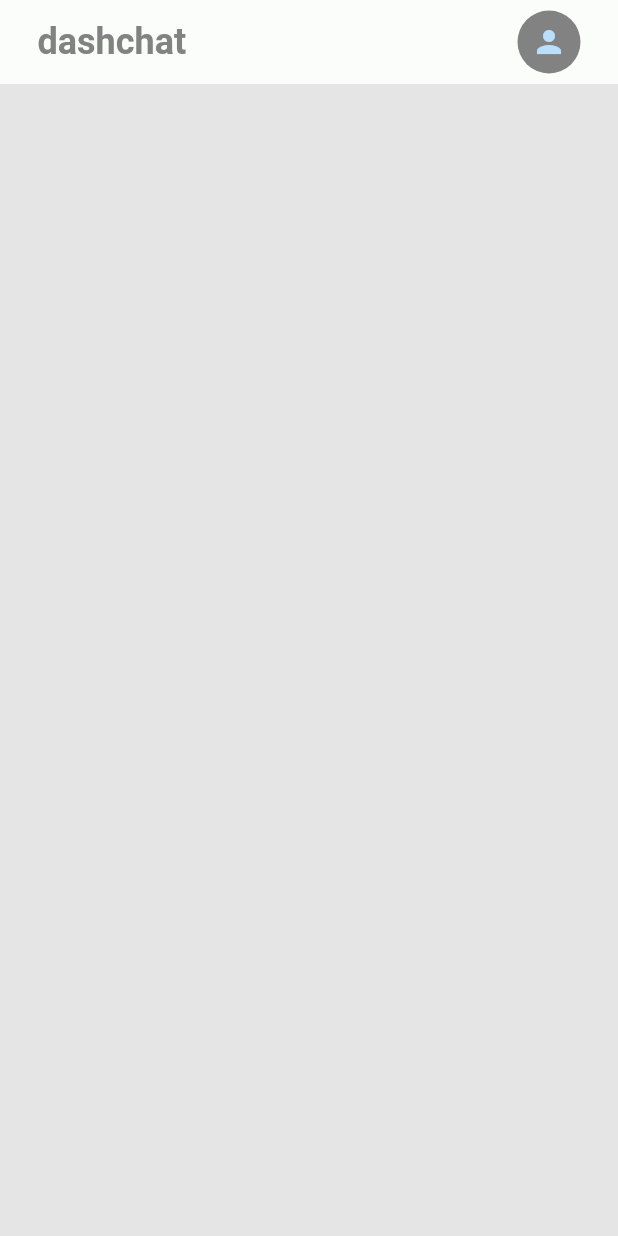
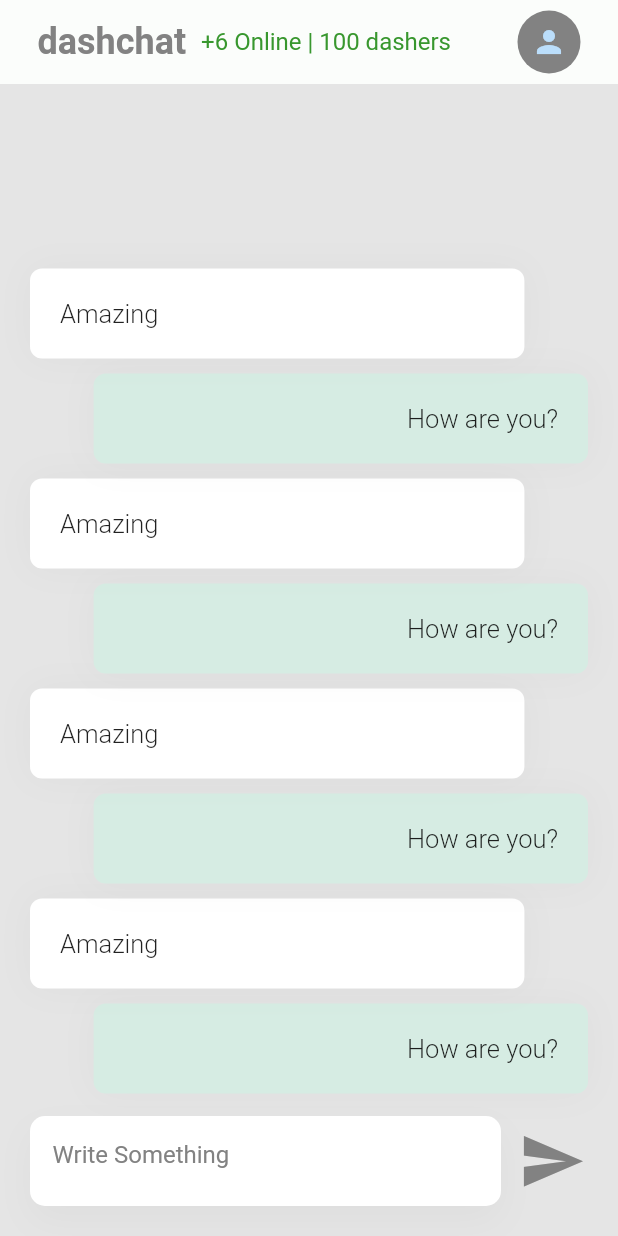
Before and after one commit to momshaddinury/dash-chat, a Flutter app: the screen it shows after launch, after a tap on "Dash In", on a phone screen of 412 x 824 dp. Run offline on Flutter 3.47's test engine with Material 2 defaults, Android fonts, the light colour scheme and no system bars; our stand-ins replace dotted_border.

Commit message:
#2 chat ui

```diff
--- a/dash_chat_app/lib/features/chat/chat_model.dart
+++ b/dash_chat_app/lib/features/chat/chat_model.dart
@@ -0,0 +1,7 @@
+class ChatModel {
+  final String id;
+  final String sender;
+  final String message;
+
+  ChatModel(this.id, this.sender, this.message,);
+}
--- a/dash_chat_app/lib/features/chat/chat_repository.dart
+++ b/dash_chat_app/lib/features/chat/chat_repository.dart
@@ -0,0 +1,26 @@
+import 'package:dash_chat_app/features/chat/chat_model.dart';
+
+abstract class IChatRepository {
+  Stream<List<ChatModel>> getMessages();
+}
+
+class MockChatRepository implements IChatRepository{
+
+  final List<ChatModel> messages = [
+    ChatModel('3j4231jsx12343', 'my@email.com', 'How are you?'),
+    ChatModel('3j4231jsx12343', 'someone@gmail.com', 'Amazing'),
+    ChatModel('3j4231jsx12343', 'my@email.com', 'How are you?'),
+    ChatModel('3j4231jsx12343', 'someone@gmail.com', 'Amazing'),
+    ChatModel('3j4231jsx12343', 'my@email.com', 'How are you?'),
+    ChatModel('3j4231jsx12343', 'someone@gmail.com', 'Amazing'),
+    ChatModel('3j4231jsx12343', 'my@email.com', 'How are you?'),
+    ChatModel('3j4231jsx12343', 'someone@gmail.com', 'Amazing'),
+  ];
+
+  @override
+  Stream<List<ChatModel>> getMessages() async*{
+    // await Future<void>.delayed(const Duration(seconds: 1));
+    yield messages;
+  }
+
+}
--- a/dash_chat_app/lib/features/chat/chat_screen.dart
+++ b/dash_chat_app/lib/features/chat/chat_screen.dart
@@ -1,22 +1,46 @@
+import 'package:dash_chat_app/features/chat/chat_model.dart';
+import 'package:dash_chat_app/features/chat/chat_view_model.dart';
 import 'package:dash_chat_app/features/profile/profile_screen.dart';
 import 'package:dash_chat_app/styles/k_colors.dart';
 import 'package:dash_chat_app/styles/k_text_style.dart';
 import 'package:flutter/material.dart';
 
-class ChatScreen extends StatelessWidget {
+class ChatScreen extends StatefulWidget {
   const ChatScreen({Key? key}) : super(key: key);
+
+  @override
+  State<ChatScreen> createState() => _ChatScreenState();
+}
+
+class _ChatScreenState extends State<ChatScreen> {
+  final ChatViewModel _chatViewModel = ChatViewModel();
 
   @override
   Widget build(BuildContext context) {
     return Scaffold(
       appBar: AppBar(
         backgroundColor: KColors.chatAppBarBackground,
-        title: Text(
-          "dashchat",
-          style: KTextStyle.body1.copyWith(
-            fontWeight: FontWeight.bold,
-            color: KColors.secondary,
-          ),
+        title: Row(
+          children: [
+            Text(
+              "dashchat",
+              style: KTextStyle.body1.copyWith(
+                fontWeight: FontWeight.bold,
+                color: KColors.secondary,
+              ),
+            ),
+            const SizedBox(
+              width: 10.0,
+            ),
+            Expanded(
+              child: Text(
+                '+6 Online | 100 dashers',
+                style: KTextStyle.subtitle2.copyWith(
+                  color: KColors.primary,
+                ),
+              ),
+            )
+          ],
         ),
         titleSpacing: 25,
         leadingWidth: 0,
@@ -26,7 +50,10 @@ class ChatScreen extends StatelessWidget {
             padding: const EdgeInsets.only(right: 25.0),
             child: InkWell(
               onTap: () {
-                Navigator.push(context, MaterialPageRoute(builder: (context) => const ProfileScreen()));
+                Navigator.push(
+                    context,
+                    MaterialPageRoute(
+                        builder: (context) => const ProfileScreen()));
               },
               child: const CircleAvatar(
                 child: Icon(Icons.person),
@@ -38,9 +65,134 @@ class ChatScreen extends StatelessWidget {
         ],
       ),
       backgroundColor: KColors.chatScreenBackground,
-      body: SingleChildScrollView(
-        child: Container(),
+      body: SafeArea(
+        child: Padding(
+          padding: const EdgeInsets.all(20.0),
+          child: Column(
+            children: [
+              /// Chat ListView
+              Expanded(
+                child: StreamBuilder(
+                  stream: _chatViewModel.messages,
+                  builder: (BuildContext context,
+                      AsyncSnapshot<List<ChatModel>> snapshot) {
+                    if (snapshot.data == null) {
+                      return const Center(
+                        child: CircularProgressIndicator(
+                          color: KColors.primary,
+                        ),
+                      );
+                    }
+
+                    return ListView.builder(
+                        reverse: true,
+                        itemCount: snapshot.data?.length ?? 0,
+                        itemBuilder: (_, i) =>
+                            ChatRow(chat: snapshot.data![i]));
+                  },
+                ),
+              ),
+              const SizedBox(height: 10.0,),
+              /// Message Input
+              Row(
+                children:  [
+                  const Expanded(
+                    child: MessageTextField(),
+                  ),
+                  const SizedBox(width: 10.0,),
+                  IconButton(
+                    padding: const EdgeInsets.all(0.0),
+                    icon: const Icon(Icons.send,size: 45,),
+                    color: KColors.secondary,
+                    onPressed: () {  },),
+                ],
+              )
+            ],
+          ),
+        ),
       ),
     );
   }
 }
+
+class MessageTextField extends StatelessWidget{
+  const MessageTextField({Key? key}) : super(key: key);
+
+  @override
+  Widget build(BuildContext context) {
+    return Container(
+      height: 60,
+      padding: const EdgeInsets.all(15.0),
+      decoration: BoxDecoration(
+        borderRadius: BorderRadius.circular(10),
+        color: KColors.white,
+        boxShadow: [
+          BoxShadow(
+            color: Colors.grey.withOpacity(0.10),
+            spreadRadius: 0,
+            blurRadius: 20,
+            offset: const Offset(0, 10), // changes position of shadow
+          ),
+        ],
+      ),
+      child: Center(
+        child: TextFormField(
+            textAlignVertical: TextAlignVertical.center,
+            style: KTextStyle.subtitle2.copyWith(color: KColors.secondary),
+            decoration: InputDecoration(
+              border: InputBorder.none,
+              hintStyle: KTextStyle.subtitle2.copyWith(color: KColors.secondary),
+              hintText: 'Write Something',
+
+
+            )),
+      ),
+    );
+  }
+}
+
+class ChatRow extends StatelessWidget {
+  final ChatModel chat;
+  final borderRadius = 8.0;
+
+  const ChatRow({Key? key, required this.chat}) : super(key: key);
+
+  @override
+  Widget build(BuildContext context) {
+    final bool isMe = chat.sender == 'my@email.com';
+
+    return Column(
+      crossAxisAlignment:
+          isMe ? CrossAxisAlignment.end : CrossAxisAlignment.start,
+      children: [
+        Padding(
+          padding: const EdgeInsets.symmetric(vertical: 5.0),
+          child: SizedBox(
+            width: MediaQuery.of(context).size.width * 0.80,
+            child: Container(
+              padding: const EdgeInsets.all(20.0),
+              decoration: BoxDecoration(
+                boxShadow: [
+                  BoxShadow(
+                    color: Colors.grey.withOpacity(0.10),
+                    spreadRadius: 0,
+                    blurRadius: 20,
+                  ),
+                ],
+                borderRadius: BorderRadius.all(Radius.circular(borderRadius)),
+                color: isMe
+                    ? KColors.chatSelfBubbleColor
+                    : KColors.chatOthersBubbleColor,
+              ),
+              child: Text(
+                chat.message,
+                style: KTextStyle.subtitle1,
+                textAlign: isMe ? TextAlign.right : TextAlign.left,
+              ),
+            ),
+          ),
+        ),
+      ],
+    );
+  }
+}
--- a/dash_chat_app/lib/features/chat/chat_view_model.dart
+++ b/dash_chat_app/lib/features/chat/chat_view_model.dart
@@ -0,0 +1,12 @@
+import 'dart:async';
+
+import 'package:dash_chat_app/features/chat/chat_model.dart';
+import 'package:dash_chat_app/features/chat/chat_repository.dart';
+
+class ChatViewModel {
+  final IChatRepository _repo = MockChatRepository();
+
+  Stream<List<ChatModel>> get messages => _repo.getMessages();
+
+
+}
--- a/dash_chat_app/lib/styles/k_colors.dart
+++ b/dash_chat_app/lib/styles/k_colors.dart
@@ -10,5 +10,8 @@ class KColors {
   /// Chat
   static const chatAppBarBackground = Color(0xFFFBFDFB);
   static const chatScreenBackground = Color(0xFFE5E5E5);
+  static const chatSelfBubbleColor = Color(0xFFD6ECE3);
+  static const chatOthersBubbleColor = Color(0xFFFFFFFF);
+
 
 }
```
Also changed, not shown: 2 other files.
